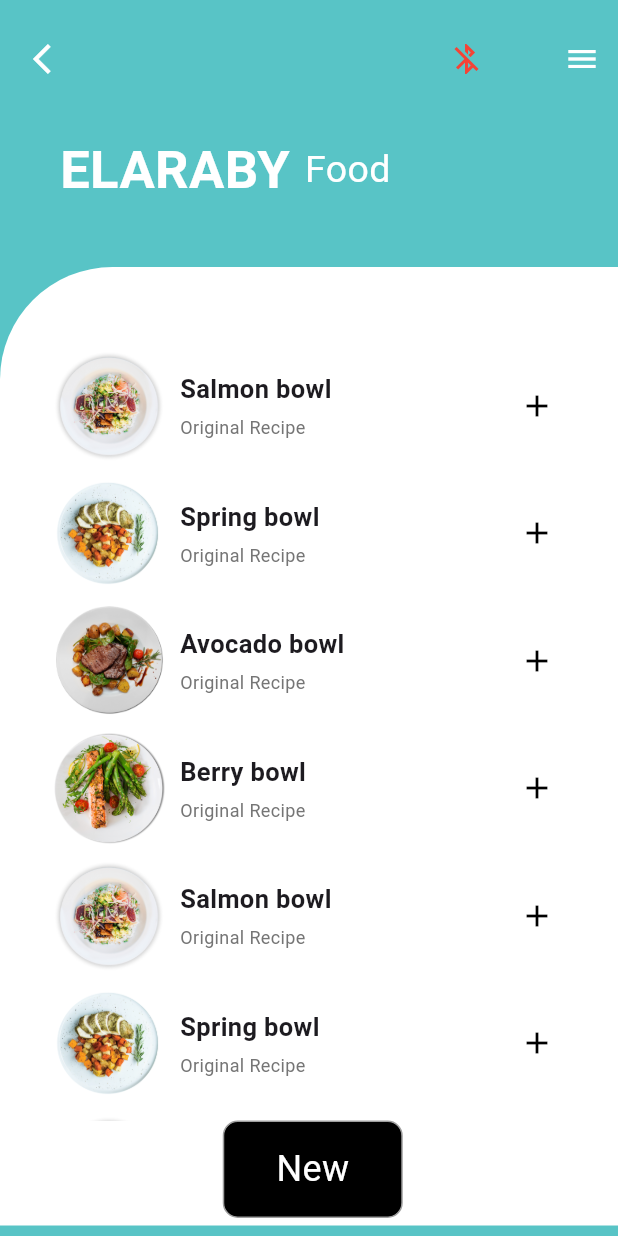
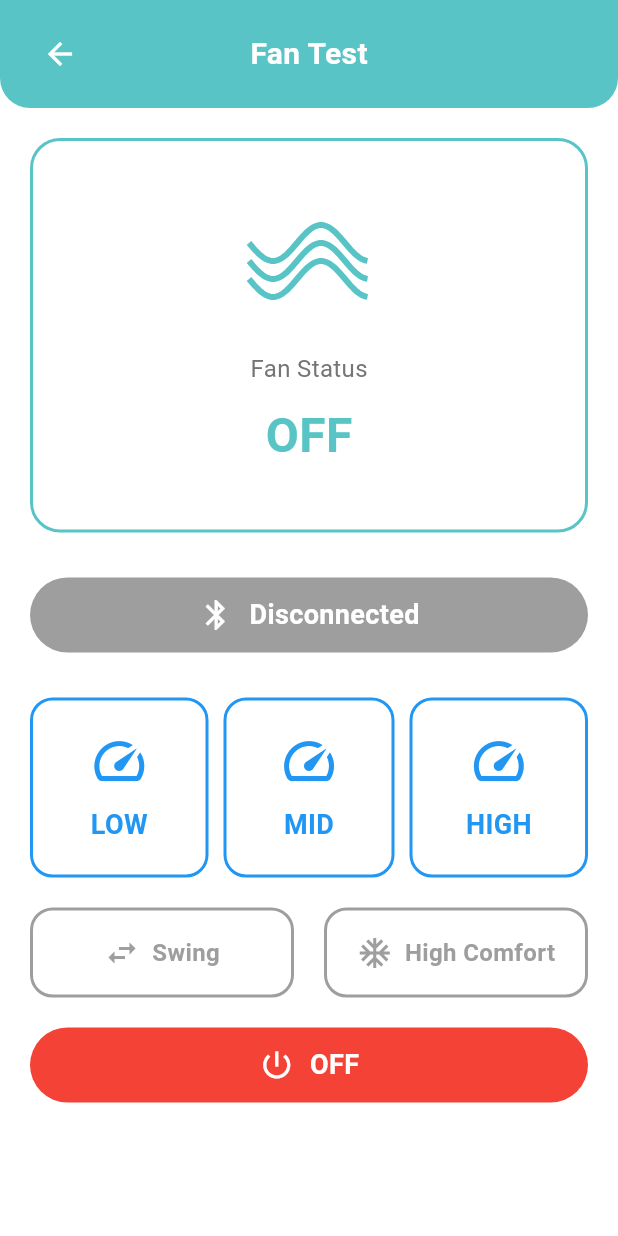
Before and after one commit to MO-Elmeligy/air_fare, a Flutter app: the MyHomePage screen opened directly, after a tap on the "menu" icon, on a phone screen of 412 x 824 dp. Run offline on Flutter 3.47's test engine with Material 3 defaults, Android fonts, the phone set to English and light mode, and no system bars; our stand-ins replace get, image_picker, lottie, permission_handler, shared_preferences; accounts and stored records are empty; Roboto replaces fonts that are missing (Montserrat).

Commit message:
Add Fan Control Page with LOW, MID, HIGH, Swing, High Comfort and OFF controls

```diff
--- a/lib/BluetoothPage.dart
+++ b/lib/BluetoothPage.dart
@@ -233,10 +233,17 @@ class BluetoothPage extends StatelessWidget {
                                               builder: (BuildContext context) {
                                                 return AlertDialog(
                                                   content: Row(
+                                                    mainAxisSize: MainAxisSize.min,
                                                     children: [
                                                       CircularProgressIndicator(),
                                                       SizedBox(width: 20),
-                                                      Text('Connecting to ${device['name']}...'),
+                                                      Flexible(
+                                                        child: Text(
+                                                          'Connecting to ${device['name']}...',
+                                                          overflow: TextOverflow.ellipsis,
+                                                          maxLines: 2,
+                                                        ),
+                                                      ),
                                                     ],
                                                   ),
                                                 );
--- /dev/null
+++ b/lib/FanControlPage.dart
@@ -0,0 +1,581 @@
+import 'package:flutter/material.dart';
+import 'package:get/get.dart';
+import 'dart:math';
+import 'services/native_bluetooth_controller.dart';
+
+class FanControlPage extends StatefulWidget {
+  @override
+  _FanControlPageState createState() => _FanControlPageState();
+}
+
+class _FanControlPageState extends State<FanControlPage> {
+  final NativeBluetoothController bluetoothController = Get.find<NativeBluetoothController>();
+
+  String _fanStatus = 'OFF'; // LOW, MID, HIGH, OFF
+  String _lastCommand = ''; // لتخزين آخر أمر تم إرساله
+  bool _isSwingOn = false;
+  bool _isBreezeModeOn = false; // High Comfort mode
+
+  @override
+  void initState() {
+    super.initState();
+    // الاستماع للبيانات الواردة من الأردوينو
+    bluetoothController.dataStream.listen((data) {
+      _handleReceivedData(data);
+    });
+  }
+
+  void _handleReceivedData(String data) {
+    // معالجة البيانات الواردة من الأردوينو
+    String cleanData = data.trim();
+
+    setState(() {
+      // معالجة الأوامر من الأردوينو حسب الكود
+      if (cleanData == 'L') {
+        _fanStatus = 'LOW';
+        _isBreezeModeOn = false;
+      } else if (cleanData == 'M') {
+        _fanStatus = 'MID';
+        _isBreezeModeOn = false;
+      } else if (cleanData == 'H') {
+        _fanStatus = 'HIGH';
+        _isBreezeModeOn = false;
+      } else if (cleanData == 'O') {
+        _fanStatus = 'OFF';
+        _isBreezeModeOn = false;
+        _isSwingOn = false;
+      } else if (cleanData == 'S') {
+        _isSwingOn = true;
+      } else if (cleanData == 's') {
+        _isSwingOn = false;
+      } else if (cleanData == 'B') {
+        _isBreezeModeOn = true;
+      } else if (cleanData == 'b') {
+        _isBreezeModeOn = false;
+      }
+    });
+  }
+
+  Future<void> _sendFanCommand(String command) async {
+    if (!bluetoothController.isConnected.value) {
+      ScaffoldMessenger.of(context).showSnackBar(
+        SnackBar(
+          content: Text('Not connected to device'),
+          backgroundColor: Colors.red,
+        ),
+      );
+      return;
+    }
+
+    // إرسال الأمر للأردوينو (أحرف واحدة حسب كود الأردوينو)
+    bool sent = await bluetoothController.sendData(command);
+
+    if (sent) {
+      setState(() {
+        _lastCommand = command;
+        // تحديث الحالة بناءً على الأمر
+        if (command == 'L') {
+          _fanStatus = 'LOW';
+          _isBreezeModeOn = false;
+        } else if (command == 'M') {
+          _fanStatus = 'MID';
+          _isBreezeModeOn = false;
+        } else if (command == 'H') {
+          _fanStatus = 'HIGH';
+          _isBreezeModeOn = false;
+        } else if (command == 'O') {
+          _fanStatus = 'OFF';
+          _isBreezeModeOn = false;
+          _isSwingOn = false;
+        } else if (command == 'S') {
+          _isSwingOn = !_isSwingOn;
+        } else if (command == 'B') {
+          _isBreezeModeOn = !_isBreezeModeOn;
+        }
+      });
+
+      print('✅ Sent fan command: $command');
+    } else {
+      ScaffoldMessenger.of(context).showSnackBar(
+        SnackBar(
+          content: Text('Failed to send command'),
+          backgroundColor: Colors.red,
+        ),
+      );
+    }
+  }
+
+  @override
+  Widget build(BuildContext context) {
+    return Scaffold(
+      backgroundColor: Colors.white,
+      body: SafeArea(
+        child: Column(
+          children: [
+            // Header
+            Container(
+              decoration: BoxDecoration(
+                color: Color(0xFF58C4C6), // Teal color
+                borderRadius: BorderRadius.only(
+                  bottomLeft: Radius.circular(20),
+                  bottomRight: Radius.circular(20),
+                ),
+              ),
+              padding: EdgeInsets.symmetric(horizontal: 16, vertical: 12),
+              child: Row(
+                children: [
+                  IconButton(
+                    icon: Icon(Icons.arrow_back, color: Colors.white),
+                    onPressed: () => Navigator.pop(context),
+                  ),
+                  Expanded(
+                    child: Center(
+                      child: Text(
+                        'Fan Test',
+                        style: TextStyle(
+                          color: Colors.white,
+                          fontSize: 20,
+                          fontWeight: FontWeight.bold,
+                          fontFamily: 'Montserrat',
+                        ),
+                      ),
+                    ),
+                  ),
+                  SizedBox(width: 48), // للتوازن مع زر back
+                ],
+              ),
+            ),
+
+            // Main Content
+            Expanded(
+              child: SingleChildScrollView(
+                padding: EdgeInsets.all(20),
+                child: Column(
+                  mainAxisAlignment: MainAxisAlignment.center,
+                  children: [
+                    // Fan Status Card
+                    Container(
+                      width: double.infinity,
+                      padding: EdgeInsets.symmetric(vertical: 40, horizontal: 20),
+                      decoration: BoxDecoration(
+                        color: Colors.white,
+                        borderRadius: BorderRadius.circular(20),
+                        border: Border.all(
+                          color: Color(0xFF58C4C6),
+                          width: 2,
+                        ),
+                      ),
+                      child: Column(
+                        children: [
+                          // Fan Icon (ثلاث خطوط متموجة)
+                          CustomPaint(
+                            size: Size(80, 80),
+                            painter: FanIconPainter(),
+                          ),
+                          SizedBox(height: 20),
+                          // Fan Status Label
+                          Text(
+                            'Fan Status',
+                            style: TextStyle(
+                              fontSize: 16,
+                              color: Colors.grey[600],
+                              fontFamily: 'Montserrat',
+                            ),
+                          ),
+                          SizedBox(height: 10),
+                          // Current Status
+                          Text(
+                            _isBreezeModeOn ? 'High Comfort' : _fanStatus,
+                            style: TextStyle(
+                              fontSize: 32,
+                              fontWeight: FontWeight.bold,
+                              color: _isBreezeModeOn ? Colors.purple : Color(0xFF58C4C6),
+                              fontFamily: 'Montserrat',
+                            ),
+                          ),
+                        ],
+                      ),
+                    ),
+
+                    SizedBox(height: 30),
+
+                    // Connected Button
+                    Obx(() => Container(
+                      width: double.infinity,
+                      height: 50,
+                      decoration: BoxDecoration(
+                        color: bluetoothController.isConnected.value
+                            ? Colors.green
+                            : Colors.grey,
+                        borderRadius: BorderRadius.circular(25),
+                      ),
+                      child: Row(
+                        mainAxisAlignment: MainAxisAlignment.center,
+                        children: [
+                          Icon(
+                            Icons.bluetooth,
+                            color: Colors.white,
+                            size: 24,
+                          ),
+                          SizedBox(width: 10),
+                          Text(
+                            bluetoothController.isConnected.value
+                                ? 'Connected'
+                                : 'Disconnected',
+                            style: TextStyle(
+                              color: Colors.white,
+                              fontSize: 18,
+                              fontWeight: FontWeight.bold,
+                              fontFamily: 'Montserrat',
+                            ),
+                          ),
+                        ],
+                      ),
+                    )),
+
+                    SizedBox(height: 30),
+
+                    // Speed Buttons (LOW, MID, HIGH)
+                    Row(
+                      mainAxisAlignment: MainAxisAlignment.spaceEvenly,
+                      children: [
+                        // LOW Button
+                        Expanded(
+                          child: GestureDetector(
+                            onTap: () => _sendFanCommand('L'),
+                            child: Container(
+                              height: 120,
+                              margin: EdgeInsets.only(right: 5),
+                              decoration: BoxDecoration(
+                                color: (_fanStatus == 'LOW' && !_isBreezeModeOn) ? Colors.green : Colors.white,
+                                borderRadius: BorderRadius.circular(15),
+                                border: Border.all(
+                                  color: (_fanStatus == 'LOW' && !_isBreezeModeOn) ? Colors.green : Colors.blue,
+                                  width: 2,
+                                ),
+                              ),
+                              child: Column(
+                                mainAxisAlignment: MainAxisAlignment.center,
+                                children: [
+                                  Icon(
+                                    Icons.speed,
+                                    size: 40,
+                                    color: (_fanStatus == 'LOW' && !_isBreezeModeOn) ? Colors.white : Colors.blue,
+                                  ),
+                                  SizedBox(height: 10),
+                                  Text(
+                                    'LOW',
+                                    style: TextStyle(
+                                      fontSize: 18,
+                                      fontWeight: FontWeight.bold,
+                                      color: (_fanStatus == 'LOW' && !_isBreezeModeOn) ? Colors.white : Colors.blue,
+                                      fontFamily: 'Montserrat',
+                                    ),
+                                  ),
+                                ],
+                              ),
+                            ),
+                          ),
+                        ),
+
+                        // MID Button
+                        Expanded(
+                          child: GestureDetector(
+                            onTap: () => _sendFanCommand('M'),
+                            child: Container(
+                              height: 120,
+                              margin: EdgeInsets.symmetric(horizontal: 5),
+                              decoration: BoxDecoration(
+                                color: (_fanStatus == 'MID' && !_isBreezeModeOn) ? Colors.green : Colors.white,
+                                borderRadius: BorderRadius.circular(15),
+                                border: Border.all(
+                                  color: (_fanStatus == 'MID' && !_isBreezeModeOn) ? Colors.green : Colors.blue,
+                                  width: 2,
+                                ),
+                              ),
+                              child: Column(
+                                mainAxisAlignment: MainAxisAlignment.center,
+                                children: [
+                                  Icon(
+                                    Icons.speed,
+                                    size: 40,
+                                    color: (_fanStatus == 'MID' && !_isBreezeModeOn) ? Colors.white : Colors.blue,
+                                  ),
+                                  SizedBox(height: 10),
+                                  Text(
+                                    'MID',
+                                    style: TextStyle(
+                                      fontSize: 18,
+                                      fontWeight: FontWeight.bold,
+                                      color: (_fanStatus == 'MID' && !_isBreezeModeOn) ? Colors.white : Colors.blue,
+                                      fontFamily: 'Montserrat',
+                                    ),
+                                  ),
+                                ],
+                              ),
+                            ),
+                          ),
+                        ),
+
+                        // HIGH Button
+                        Expanded(
+                          child: GestureDetector(
+                            onTap: () => _sendFanCommand('H'),
+                            child: Container(
+                              height: 120,
+                              margin: EdgeInsets.only(left: 5),
+                              decoration: BoxDecoration(
+                                color: (_fanStatus == 'HIGH' && !_isBreezeModeOn) ? Colors.green : Colors.white,
+                                borderRadius: BorderRadius.circular(15),
+                                border: Border.all(
+                                  color: (_fanStatus == 'HIGH' && !_isBreezeModeOn) ? Colors.green : Colors.blue,
+                                  width: 2,
+                                ),
+                              ),
+                              child: Column(
+                                mainAxisAlignment: MainAxisAlignment.center,
+                                children: [
+                                  Icon(
+                                    Icons.speed,
+                                    size: 40,
+                                    color: (_fanStatus == 'HIGH' && !_isBreezeModeOn) ? Colors.white : Colors.blue,
+                                  ),
+                                  SizedBox(height: 10),
+                                  Text(
+                                    'HIGH',
+                                    style: TextStyle(
+                                      fontSize: 18,
+                                      fontWeight: FontWeight.bold,
+                                      color: (_fanStatus == 'HIGH' && !_isBreezeModeOn) ? Colors.white : Colors.blue,
+                                      fontFamily: 'Montserrat',
+                                    ),
+                                  ),
+                                ],
+                              ),
+                            ),
+                          ),
+                        ),
+                      ],
+                    ),
+
+                    SizedBox(height: 20),
+
+                    // Swing and High Comfort Buttons
+                    Row(
+                      mainAxisAlignment: MainAxisAlignment.spaceEvenly,
+                      children: [
+                        // Swing Button
+                        Expanded(
+                          child: Container(
+                            height: 60,
+                            margin: EdgeInsets.only(right: 10),
+                            decoration: BoxDecoration(
+                              color: _isSwingOn ? Colors.blue : Colors.white,
+                              borderRadius: BorderRadius.circular(15),
+                              border: Border.all(
+                                color: _isSwingOn ? Colors.blue : Colors.grey,
+                                width: 2,
+                              ),
+                            ),
+                            child: Material(
+                              color: Colors.transparent,
+                              child: InkWell(
+                                onTap: () => _sendFanCommand('S'),
+                                borderRadius: BorderRadius.circular(15),
+                                child: Row(
+                                  mainAxisAlignment: MainAxisAlignment.center,
+                                  children: [
+                                    Icon(
+                                      Icons.swap_horiz,
+                                      color: _isSwingOn ? Colors.white : Colors.grey,
+                                      size: 24,
+                                    ),
+                                    SizedBox(width: 8),
+                                    Text(
+                                      'Swing',
+                                      style: TextStyle(
+                                        fontSize: 16,
+                                        fontWeight: FontWeight.bold,
+                                        color: _isSwingOn ? Colors.white : Colors.grey,
+                                        fontFamily: 'Montserrat',
+                                      ),
+                                    ),
+                                  ],
+                                ),
+                              ),
+                            ),
+                          ),
+                        ),
+
+                        // High Comfort Button (Breeze Mode)
+                        Expanded(
+                          child: Container(
+                            height: 60,
+                            margin: EdgeInsets.only(left: 10),
+                            decoration: BoxDecoration(
+                              color: _isBreezeModeOn ? Colors.purple : Colors.white,
+                              borderRadius: BorderRadius.circular(15),
+                              border: Border.all(
+                                color: _isBreezeModeOn ? Colors.purple : Colors.grey,
+                                width: 2,
+                              ),
+                            ),
+                            child: Material(
+                              color: Colors.transparent,
+                              child: InkWell(
+                                onTap: () => _sendFanCommand('B'),
+                                borderRadius: BorderRadius.circular(15),
+                                child: Row(
+                                  mainAxisAlignment: MainAxisAlignment.center,
+                                  children: [
+                                    Icon(
+                                      Icons.ac_unit,
+                                      color: _isBreezeModeOn ? Colors.white : Colors.grey,
+                                      size: 24,
+                                    ),
+                                    SizedBox(width: 8),
+                                    Text(
+                                      'High Comfort',
+                                      style: TextStyle(
+                                        fontSize: 16,
+                                        fontWeight: FontWeight.bold,
+                                        color: _isBreezeModeOn ? Colors.white : Colors.grey,
+                                        fontFamily: 'Montserrat',
+                                      ),
+                                    ),
+                                  ],
+                                ),
+                              ),
+                            ),
+                          ),
+                        ),
+                      ],
+                    ),
+
+                    SizedBox(height: 20),
+
+                    // OFF Button
+                    Container(
+                      width: double.infinity,
+                      height: 50,
+                      decoration: BoxDecoration(
+                        color: Colors.red,
+                        borderRadius: BorderRadius.circular(25),
+                      ),
+                      child: Material(
+                        color: Colors.transparent,
+                        child: InkWell(
+                          onTap: () => _sendFanCommand('O'),
+                          borderRadius: BorderRadius.circular(25),
+                          child: Row(
+                            mainAxisAlignment: MainAxisAlignment.center,
+                            children: [
+                              Icon(
+                                Icons.power_settings_new,
+                                color: Colors.white,
+                                size: 24,
+                              ),
+                              SizedBox(width: 10),
+                              Text(
+                                'OFF',
+                                style: TextStyle(
+                                  color: Colors.white,
+                                  fontSize: 18,
+                                  fontWeight: FontWeight.bold,
+                                  fontFamily: 'Montserrat',
+                                ),
+                              ),
+                            ],
+                          ),
+                        ),
+                      ),
+                    ),
+                  ],
+                ),
+              ),
+            ),
+
+            // Footer Bar
+            if (_lastCommand.isNotEmpty && _fanStatus != 'OFF')
+              Container(
+                width: double.infinity,
+                padding: EdgeInsets.symmetric(vertical: 15),
+                decoration: BoxDecoration(
+                  color: Color(0xFF58C4C6),
+                ),
+                child: Center(
+                  child: Text(
+                    _isBreezeModeOn
+                        ? 'High Comfort Mode Active'
+                        : 'Fan set to ${_fanStatus}${_isSwingOn ? ' • Swing ON' : ''}',
+                    style: TextStyle(
+                      color: Colors.white,
+                      fontSize: 16,
+                      fontWeight: FontWeight.bold,
+                      fontFamily: 'Montserrat',
+                    ),
+                  ),
+                ),
+              ),
+          ],
+        ),
+      ),
+    );
+  }
+}
+
+// Custom Painter for Fan Icon (ثلاث خطوط متموجة)
+class FanIconPainter extends CustomPainter {
+  @override
+  void paint(Canvas canvas, Size size) {
+    final paint = Paint()
+      ..color = Color(0xFF58C4C6)
+      ..style = PaintingStyle.stroke
+      ..strokeWidth = 4.0;
+
+    final path1 = Path();
+    final path2 = Path();
+    final path3 = Path();
+
+    double centerY = size.height / 2;
+    double waveLength = size.width * 0.8;
+    double amplitude = size.height * 0.15;
+
+    // Line 1 (top)
+    for (double x = 0; x < size.width; x += 1) {
+      double y = centerY - amplitude + amplitude * sin(x / waveLength * 2 * pi);
+      if (x == 0) {
+        path1.moveTo(x, y);
+      } else {
+        path1.lineTo(x, y);
+      }
+    }
+
+    // Line 2 (middle)
+    for (double x = 0; x < size.width; x += 1) {
+      double y = centerY + amplitude * sin(x / waveLength * 2 * pi);
+      if (x == 0) {
+        path2.moveTo(x, y);
+      } else {
+        path2.lineTo(x, y);
+      }
+    }
+
+    // Line 3 (bottom)
+    for (double x = 0; x < size.width; x += 1) {
+      double y = centerY + amplitude + amplitude * sin(x / waveLength * 2 * pi);
+      if (x == 0) {
+        path3.moveTo(x, y);
+      } else {
+        path3.lineTo(x, y);
+      }
+    }
+
+    canvas.drawPath(path1, paint);
+    canvas.drawPath(path2, paint);
+    canvas.drawPath(path3, paint);
+  }
+
+  @override
+  bool shouldRepaint(CustomPainter oldDelegate) => false;
+}
--- a/lib/HomePage.dart
+++ b/lib/HomePage.dart
@@ -6,6 +6,7 @@ import 'services/native_bluetooth_controller.dart';
 import 'BluetoothPage.dart';
 import 'detailsPage.dart';
 import 'NewDetailsPage.dart';
+import 'FanControlPage.dart';
 import 'models/food_item.dart';
 import 'providers/food_provider.dart';
 import 'services/bluetooth_data_handler.dart';
@@ -89,7 +90,14 @@ class _MyHomePageState extends State<MyHomePage> {
                         IconButton(
                           icon: Icon(Icons.menu),
                           color: Colors.white,
-                          onPressed: () {},
+                          onPressed: () {
+                            Navigator.push(
+                              context,
+                              MaterialPageRoute(
+                                builder: (context) => FanControlPage(),
+                              ),
+                            );
+                          },
                         )
                       ],
                     ))
```
